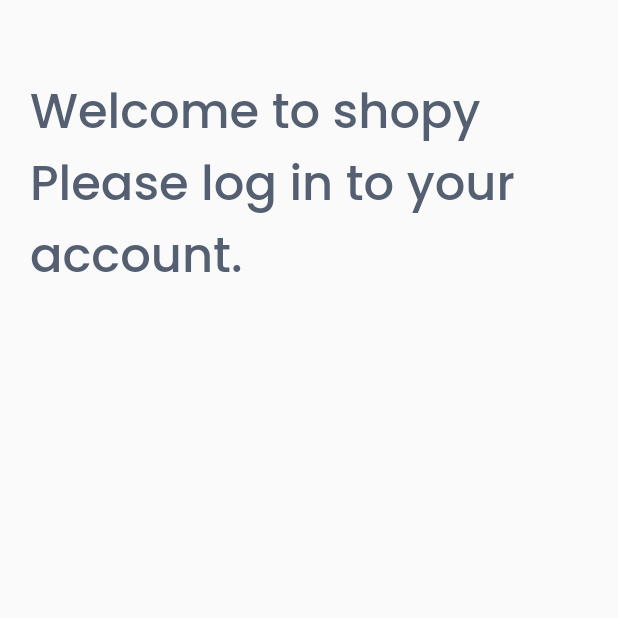
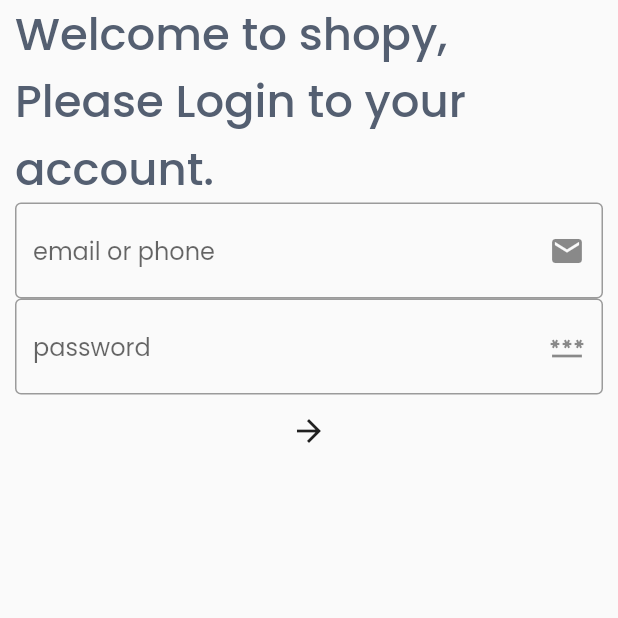
Before and after one commit to Munna5553/flutter-app, a Flutter app: the screen it shows after launch, on a phone screen of 412 x 824 dp, the top half of it. Run offline on Flutter 3.47's test engine with Material 2 defaults, Android fonts, the phone set to English and light mode, and no system bars; our stand-ins replace google_fonts.

Commit message:
sigUp page

```diff
--- a/lib/main.dart
+++ b/lib/main.dart
@@ -1,4 +1,4 @@
-import 'package:flutter/material.dart';
+import 'package:flutter/material.dart' show BuildContext, MaterialApp, StatelessWidget, Widget, runApp;
 import 'src/pages/HomeView.dart';
 
 
--- a/lib/src/pages/HomeView.dart
+++ b/lib/src/pages/HomeView.dart
@@ -1,5 +1,5 @@
 import 'package:flutter/material.dart';
-import 'package:google_fonts/google_fonts.dart';
+import 'package:shopy/src/pages/SignUp.dart';
 
 class HomeView extends StatefulWidget {
   const HomeView({super.key});
@@ -11,21 +11,9 @@ class HomeView extends StatefulWidget {
 class _HomeViewState extends State<HomeView> {
   @override
   Widget build(BuildContext context) {
-    return Scaffold(
+    return const Scaffold(
       body: SafeArea(
-        child: Column(children: [
-          Padding(
-            padding: const EdgeInsets.fromLTRB(20, 50, 20, 30),
-            child: Text(
-              "Welcome to shopy Please log in to your account.",
-              style: GoogleFonts.poppins(
-                  fontSize: 32,
-                  fontWeight: FontWeight.w500,
-                  color: const Color(0xff545f71)
-                  ),
-            ),
-          )
-        ]),
+        child: SignUp(),
       ),
     );
   }
--- /dev/null
+++ b/lib/src/pages/LogIn.dart
@@ -0,0 +1,18 @@
+import 'package:flutter/material.dart';
+import 'package:google_fonts/google_fonts.dart';
+
+class LoginIn extends StatelessWidget {
+  const LoginIn({super.key});
+
+  @override
+  Widget build(BuildContext context) {
+    return Text(
+      "Welcome to shopy, Please Login to your account.",
+      style: GoogleFonts.poppins(
+        fontSize: 32,
+        fontWeight: FontWeight.w500,
+        color: const Color(0xff545f71),
+      ),
+    );
+  }
+}
--- /dev/null
+++ b/lib/src/pages/SignUp.dart
@@ -0,0 +1,62 @@
+import 'package:flutter/material.dart';
+import 'package:google_fonts/google_fonts.dart';
+import 'package:shopy/src/res/Constants.dart';
+
+class SignUp extends StatelessWidget {
+  const SignUp({super.key});
+
+  @override
+  Widget build(BuildContext context) {
+    return Scaffold(
+      body: Column(
+        children: [
+          Padding(
+            padding: const EdgeInsets.symmetric(horizontal: 10.0),
+            child: Text(
+              MsgTxt.SignTxt,
+              style: GoogleFonts.poppins(
+                fontSize: 30,
+                fontWeight: FontWeight.w500,
+                color: const Color(0xff545f71),
+              ),
+            ),
+          ),
+          Padding(
+            padding: const EdgeInsets.symmetric(horizontal: 10.0),
+            child: TextField(
+              style: GoogleFonts.poppins(
+                  fontSize: 16,
+                  fontWeight: FontWeight.w400,
+                  color: const Color(0xff545f71)),
+              onChanged: (text) {},
+              keyboardType: TextInputType.number,
+              decoration: const InputDecoration(
+                  suffixIcon: Icon(Icons.mail),
+                  hintText: "email or phone",
+                  fillColor: Color(0xffCDF5FD),
+                  border: OutlineInputBorder()),
+            ),
+          ),
+          Padding(
+            padding: const EdgeInsets.symmetric(horizontal: 10.0),
+            child: TextField(
+              style: GoogleFonts.poppins(
+                  fontSize: 16,
+                  fontWeight: FontWeight.w400,
+                  color: const Color(0xff545f71)),
+              onChanged: (text) {},
+              keyboardType: TextInputType.number,
+              decoration: const InputDecoration(
+                  suffixIcon: Icon(Icons.password),
+                  hintText: "password",
+                  fillColor: Color(0xffCDF5FD),
+                  border: OutlineInputBorder()),
+              obscureText: true,
+            ),
+          ),
+          IconButton(onPressed: () {}, icon: const Icon(Icons.arrow_forward))
+        ],
+      ),
+    );
+  }
+}
--- /dev/null
+++ b/lib/src/res/Constants.dart
@@ -0,0 +1,4 @@
+class MsgTxt{
+  static const LoginTxt ="Welcome to shopy, Please Login to your account.";
+  static const SignTxt ="Welcome to shopy, Please Login to your account.";
+}
```
Also changed, not shown: lib/src/widgets/MsgTxt.Dart (added).
